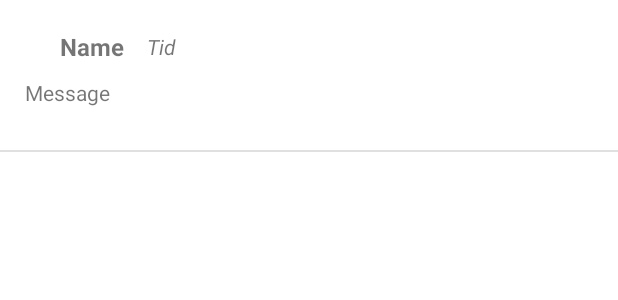
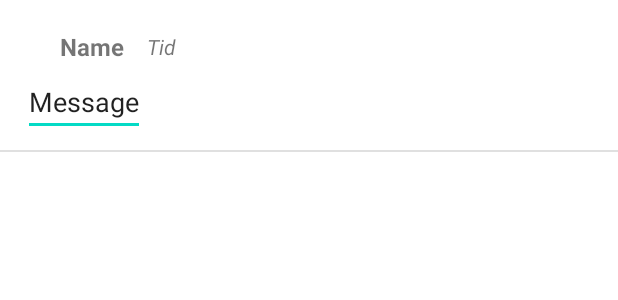
Before and after one commit to NorenAnton/Applikation, an Android app: the layout log_item.xml on its own in the app's theme, with its tools: preview values and no code run, on a phone screen of 412 x 824 dp. Shown: the top 300 px of the screen. Run offline under Robolectric (Android 15) with nearby library versions, the phone set to English and light mode, and no system bars.

Commit message:
Fixes and changes for log page
+ Log adapter is now connected correctly.
+ Log text is now editable.

```diff
--- a/app/src/main/java/com/miun/applikation/Log.java
+++ b/app/src/main/java/com/miun/applikation/Log.java
@@ -27,6 +27,7 @@ public class Log extends AppCompatActivity implements View.OnClickListener {
 
         inputText = (EditText) findViewById(R.id.inputText);
         fillers.fillList();
+        fillers.fillLog();
 
         customersManager();
         logManager();
@@ -83,7 +84,7 @@ public class Log extends AppCompatActivity implements View.OnClickListener {
         LinearLayoutManager logManager = new LinearLayoutManager(Log.this);
         logManager.setStackFromEnd(true);
         log.setLayoutManager(logManager);
-        RecyclerView.Adapter<ChatAdapter.ChatViewHolder> cAdapter = new ChatAdapter(fillers.chatter);
+        RecyclerView.Adapter<LogAdapter.LogViewHolder> cAdapter = new LogAdapter(fillers.logger);
         log.setAdapter(cAdapter);
     }
 }
--- a/app/src/main/res/layout/log_item.xml
+++ b/app/src/main/res/layout/log_item.xml
@@ -6,10 +6,11 @@
     android:layout_width="match_parent"
     android:layout_height="wrap_content">
 
-    <TextView
+    <EditText
         android:id="@+id/tv_message"
         android:layout_width="wrap_content"
         android:layout_height="wrap_content"
+        android:inputType="textWebEditText"
         android:text="Message"
         app:layout_constraintBottom_toTopOf="@+id/divider2"
         app:layout_constraintEnd_toEndOf="parent"
```
